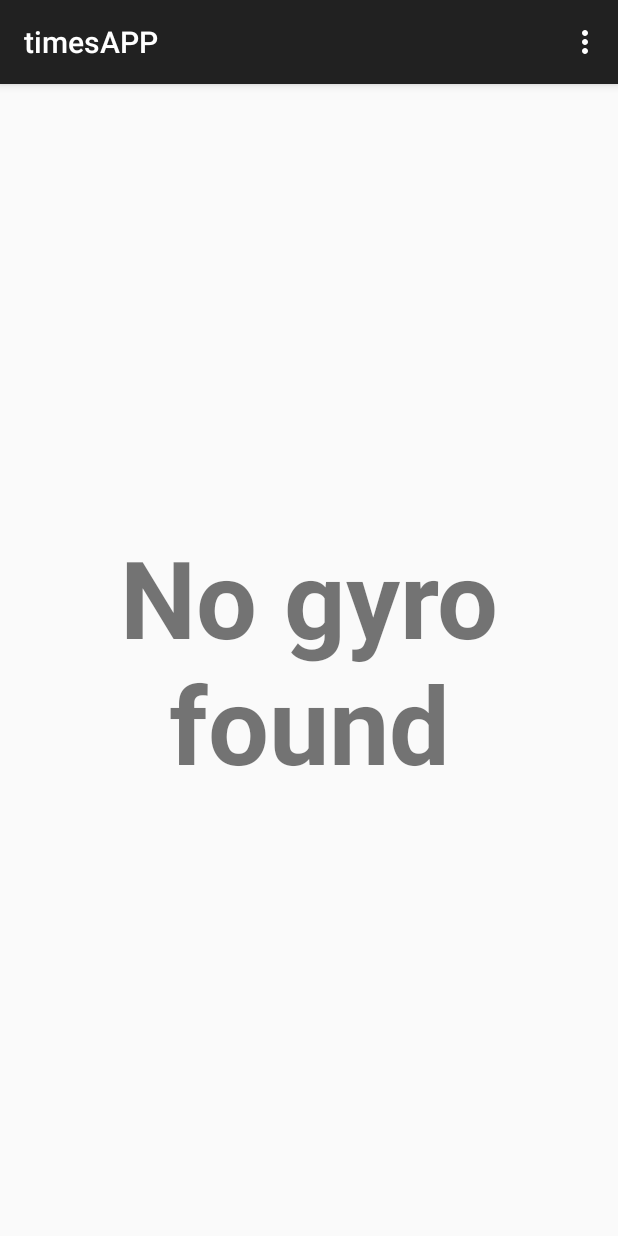
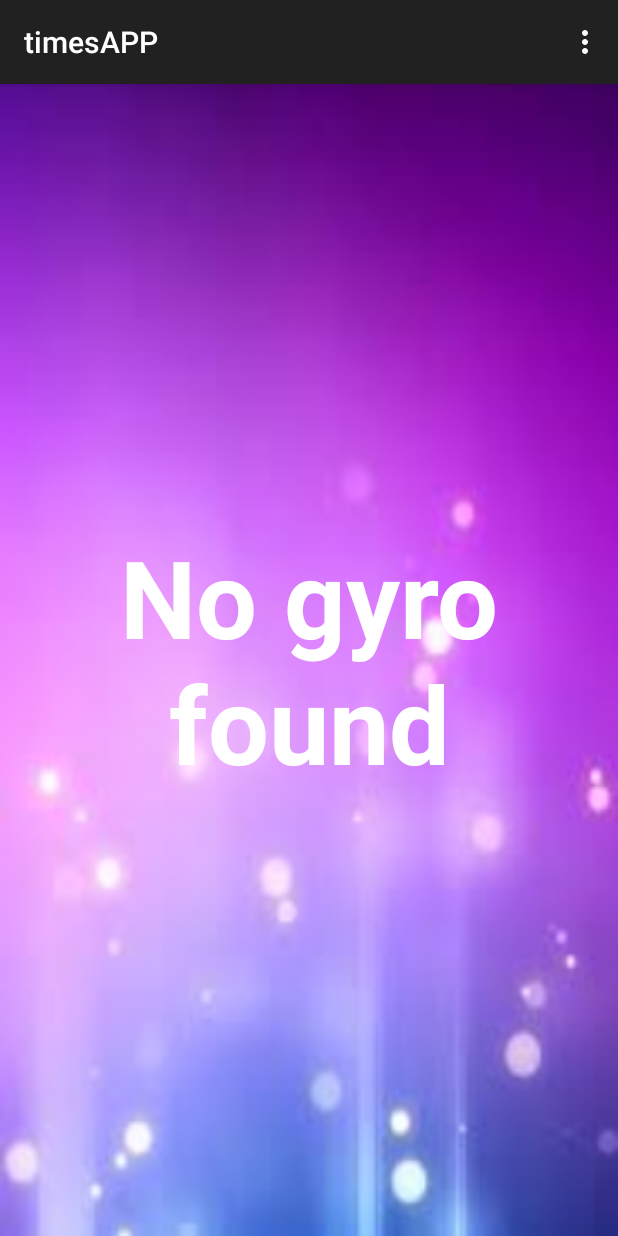
Before and after one commit to AmyNgithub/timesAPP, an Android app: the screen it shows after launch (MainActivity), on a phone screen of 412 x 824 dp. Run offline under Robolectric (Android 15) with nearby library versions, the phone set to English and light mode, and no system bars.

Commit message:
fixed a temp background

```diff
--- a/app/src/main/res/layout/activity_main.xml
+++ b/app/src/main/res/layout/activity_main.xml
@@ -3,7 +3,8 @@
     android:layout_height="match_parent" android:paddingLeft="@dimen/activity_horizontal_margin"
     android:paddingRight="@dimen/activity_horizontal_margin"
     android:paddingTop="@dimen/activity_vertical_margin"
-    android:paddingBottom="@dimen/activity_vertical_margin" tools:context=".MainActivity">
+    android:paddingBottom="@dimen/activity_vertical_margin" tools:context=".MainActivity"
+    android:background="@drawable/background">
 
     <TextView android:id="@+id/activity_main_minutes"
         android:layout_width="match_parent"
@@ -12,6 +13,7 @@
         android:layout_alignParentStart="true"
         android:gravity="center"
         android:textStyle="bold"
+        android:textColor="@android:color/white"
         android:textSize="72sp"/>
 
     <!--android:layout_width="wrap_content"
```
Also changed, not shown: app/src/main/res/drawable/background.jpg (added).
